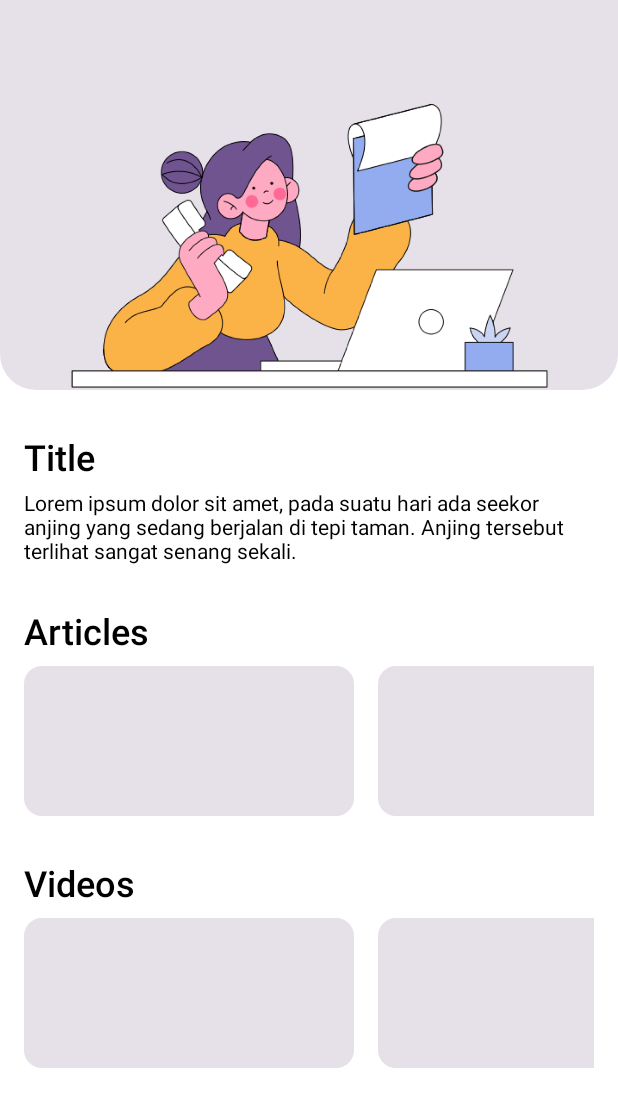
After one commit to 5bounties/5bounties-Trufriend-FE, an Android app built with Jetpack Compose: the @Preview function LearnDetailScreen, on a phone screen of 412 x 824 dp. The commit adds this screen. Shown: the top 1107 px of the screen. Run offline under Robolectric (Android 15) with nearby library versions, the phone set to English and light mode, and no system bars.

Commit message:
add: Slicing HomeScreen, LearnScreen, LearnDetailScreen

```diff
--- /dev/null
+++ b/app/src/main/java/com/vbounties/trufriend/features/presentation/screen/learn_detail_screen/LearnDetailScreen.kt
@@ -0,0 +1,89 @@
+package com.vbounties.trufriend.features.presentation.screen.learn_detail_screen
+
+import androidx.compose.foundation.Image
+import androidx.compose.foundation.background
+import androidx.compose.foundation.layout.Box
+import androidx.compose.foundation.layout.Spacer
+import androidx.compose.foundation.layout.fillMaxSize
+import androidx.compose.foundation.layout.fillMaxWidth
+import androidx.compose.foundation.layout.height
+import androidx.compose.foundation.layout.padding
+import androidx.compose.foundation.layout.size
+import androidx.compose.foundation.layout.width
+import androidx.compose.foundation.lazy.LazyColumn
+import androidx.compose.foundation.lazy.LazyRow
+import androidx.compose.foundation.shape.RoundedCornerShape
+import androidx.compose.material3.Card
+import androidx.compose.material3.Text
+import androidx.compose.runtime.Composable
+import androidx.compose.ui.Alignment
+import androidx.compose.ui.Modifier
+import androidx.compose.ui.draw.scale
+import androidx.compose.ui.graphics.Color
+import androidx.compose.ui.res.painterResource
+import androidx.compose.ui.text.font.FontWeight
+import androidx.compose.ui.tooling.preview.Preview
+import androidx.compose.ui.unit.dp
+import androidx.compose.ui.unit.sp
+import com.vbounties.trufriend.R
+
+@Composable
+@Preview
+fun LearnDetailScreen(){
+    Box(modifier = Modifier
+        .fillMaxSize()
+        .background(Color.White)){
+        LazyColumn(modifier = Modifier
+            .fillMaxSize()){
+            item {
+                Card(modifier = Modifier
+                    .fillMaxWidth()
+                    .height(260.dp),
+                    shape = RoundedCornerShape(bottomStart = 24.dp, bottomEnd = 24.dp)
+                    ) {
+                    Box(modifier = Modifier
+                        .fillMaxSize()
+                        .padding(top = 32.dp, start = 16.dp, end = 16.dp), contentAlignment = Alignment.BottomCenter){
+                        Image(painter = painterResource(id = R.drawable.womancomputer), contentDescription = "woman computer")
+                    }
+                }
+            }
+            item { Spacer(modifier = Modifier.padding(16.dp)) }
+            item {
+                Text(text = "Title", fontSize = 24.sp, fontWeight = FontWeight.SemiBold, modifier = Modifier.padding(horizontal = 16.dp))
+                Spacer(modifier = Modifier.padding(4.dp))
+                Text(text = "Lorem ipsum dolor sit amet, pada suatu hari ada seekor anjing yang sedang berjalan di tepi taman. Anjing tersebut terlihat sangat senang sekali.", fontSize = 14.sp, modifier = Modifier.padding(horizontal = 16.dp))
+            }
+            item { Spacer(modifier = Modifier.padding(16.dp)) }
+            item {
+                Text(text = "Articles", fontSize = 24.sp, fontWeight = FontWeight.SemiBold, modifier = Modifier.padding(horizontal = 16.dp))
+                Spacer(modifier = Modifier.padding(4.dp))
+            }
+            item{
+                LazyRow(modifier = Modifier.fillMaxWidth().padding(horizontal = 16.dp)) {
+                    items(3){
+                        Card(modifier = Modifier.height(100.dp).width(220.dp)) {
+
+                        }
+                        Spacer(modifier = Modifier.padding(8.dp))
+                    }
+                }
+            }
+            item { Spacer(modifier = Modifier.padding(16.dp)) }
+            item {
+                Text(text = "Videos", fontSize = 24.sp, fontWeight = FontWeight.SemiBold, modifier = Modifier.padding(horizontal = 16.dp))
+                Spacer(modifier = Modifier.padding(4.dp))
+            }
+            item{
+                LazyRow(modifier = Modifier.fillMaxWidth().padding(horizontal = 16.dp)) {
+                    items(3){
+                        Card(modifier = Modifier.height(100.dp).width(220.dp)) {
+
+                        }
+                        Spacer(modifier = Modifier.padding(8.dp))
+                    }
+                }
+            }
+        }
+    }
+}
```
Also changed, not shown: app/src/main/java/com/vbounties/trufriend/features/presentation/screen/home_screen/HomeScreen.kt (+120 -0 lines), app/src/main/java/com/vbounties/trufriend/features/presentation/screen/learn_screen/LearnScreen.kt (added, +71 -0 lines), app/src/main/res/drawable/womancomputer.png (added).
